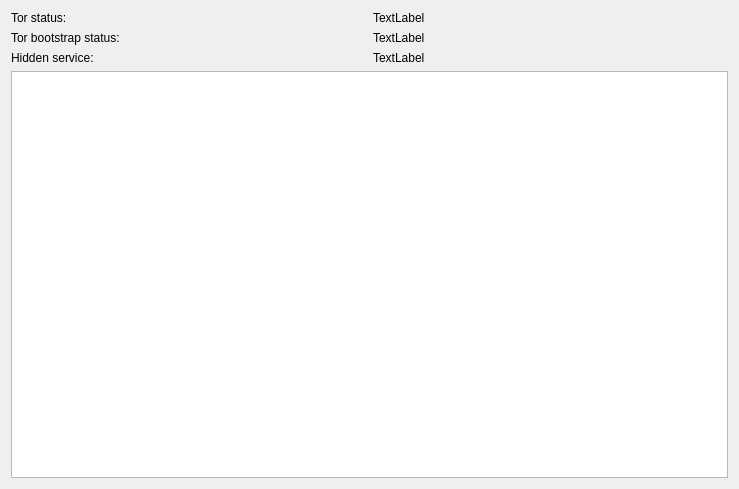
This is retroshare-gui/src/TorControl/TorControlWindow.ui in RetroShare/RetroShare as Qt 5 draws it before an edit. The edited form follows.
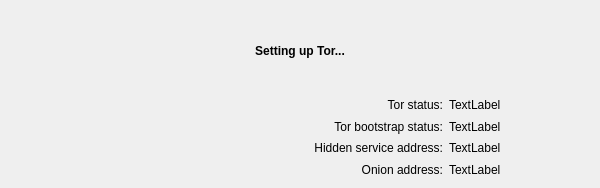
This is the edited form. Icons and pictures are not drawn.

Commit message: improved display of Tor starting window

Diff of the .ui file:
```diff
--- a/retroshare-gui/src/TorControl/TorControlWindow.ui
+++ b/retroshare-gui/src/TorControl/TorControlWindow.ui
@@ -1,68 +1,130 @@
 <?xml version="1.0" encoding="UTF-8"?>
 <ui version="4.0">
  <class>TorControlDialog</class>
- <widget class="QDialog" name="TorControlDialog">
+ <widget class="QWidget" name="TorControlDialog">
   <property name="geometry">
    <rect>
     <x>0</x>
     <y>0</y>
-    <width>739</width>
-    <height>489</height>
+    <width>600</width>
+    <height>188</height>
    </rect>
   </property>
+  <property name="sizePolicy">
+   <sizepolicy hsizetype="Maximum" vsizetype="Maximum">
+    <horstretch>0</horstretch>
+    <verstretch>0</verstretch>
+   </sizepolicy>
+  </property>
   <property name="windowTitle">
    <string>Dialog</string>
   </property>
   <layout class="QVBoxLayout" name="verticalLayout">
    <item>
-    <layout class="QGridLayout" name="gridLayout">
-     <item row="2" column="1">
-      <widget class="QLabel" name="hiddenService_LB">
+    <widget class="QLabel" name="label_6">
+     <property name="font">
+      <font>
+       <weight>75</weight>
+       <bold>true</bold>
+      </font>
+     </property>
+     <property name="text">
+      <string>Setting up Tor...</string>
+     </property>
+     <property name="alignment">
+      <set>Qt::AlignCenter</set>
+     </property>
+    </widget>
+   </item>
+   <item>
+    <layout class="QHBoxLayout" name="horizontalLayout">
+     <item>
+      <widget class="QLabel" name="label_4">
        <property name="text">
-        <string>TextLabel</string>
+        <string/>
        </property>
-      </widget>
-     </item>
-     <item row="1" column="0">
-      <widget class="QLabel" name="label_2">
-       <property name="text">
-        <string>Tor bootstrap status:</string>
+       <property name="pixmap">
+        <pixmap resource="../gui/icons.qrc">:/icons/tor-logo.png</pixmap>
        </property>
-      </widget>
-     </item>
-     <item row="1" column="1">
-      <widget class="QLabel" name="torBootstrapStatus_LB">
-       <property name="text">
-        <string>TextLabel</string>
+       <property name="scaledContents">
+        <bool>false</bool>
        </property>
       </widget>
      </item>
-     <item row="2" column="0">
-      <widget class="QLabel" name="label_3">
-       <property name="text">
-        <string>Hidden service:</string>
-       </property>
-      </widget>
-     </item>
-     <item row="0" column="0">
-      <widget class="QLabel" name="label">
-       <property name="text">
-        <string>Tor status:</string>
-       </property>
-      </widget>
-     </item>
-     <item row="0" column="1">
-      <widget class="QLabel" name="torStatus_LB">
-       <property name="text">
-        <string>TextLabel</string>
-       </property>
-      </widget>
+     <item>
+      <layout class="QGridLayout" name="gridLayout">
+       <item row="0" column="0">
+        <widget class="QLabel" name="label">
+         <property name="text">
+          <string>Tor status:</string>
+         </property>
+         <property name="alignment">
+          <set>Qt::AlignRight|Qt::AlignTrailing|Qt::AlignVCenter</set>
+         </property>
+        </widget>
+       </item>
+       <item row="0" column="1">
+        <widget class="QLabel" name="torStatus_LB">
+         <property name="text">
+          <string>TextLabel</string>
+         </property>
+        </widget>
+       </item>
+       <item row="1" column="1">
+        <widget class="QLabel" name="torBootstrapStatus_LB">
+         <property name="text">
+          <string>TextLabel</string>
+         </property>
+        </widget>
+       </item>
+       <item row="2" column="0">
+        <widget class="QLabel" name="label_3">
+         <property name="text">
+          <string>Hidden service address:</string>
+         </property>
+         <property name="alignment">
+          <set>Qt::AlignRight|Qt::AlignTrailing|Qt::AlignVCenter</set>
+         </property>
+        </widget>
+       </item>
+       <item row="1" column="0">
+        <widget class="QLabel" name="label_2">
+         <property name="text">
+          <string>Tor bootstrap status:</string>
+         </property>
+         <property name="alignment">
+          <set>Qt::AlignRight|Qt::AlignTrailing|Qt::AlignVCenter</set>
+         </property>
+        </widget>
+       </item>
+       <item row="2" column="1">
+        <widget class="QLabel" name="hiddenServiceAddress_LB">
+         <property name="text">
+          <string>TextLabel</string>
+         </property>
+        </widget>
+       </item>
+       <item row="3" column="0">
+        <widget class="QLabel" name="label_5">
+         <property name="text">
+          <string>Onion address:</string>
+         </property>
+         <property name="alignment">
+          <set>Qt::AlignRight|Qt::AlignTrailing|Qt::AlignVCenter</set>
+         </property>
+        </widget>
+       </item>
+       <item row="3" column="1">
+        <widget class="QLabel" name="onionAddress_LB">
+         <property name="text">
+          <string>TextLabel</string>
+         </property>
+        </widget>
+       </item>
+      </layout>
      </item>
     </layout>
    </item>
-   <item>
-    <widget class="QTextBrowser" name="torLog_TB"/>
-   </item>
   </layout>
  </widget>
  <resources/>
```
Left out of the diff: 4 changed lines with no effect on the pictures. The commit also changes 5 other files.
